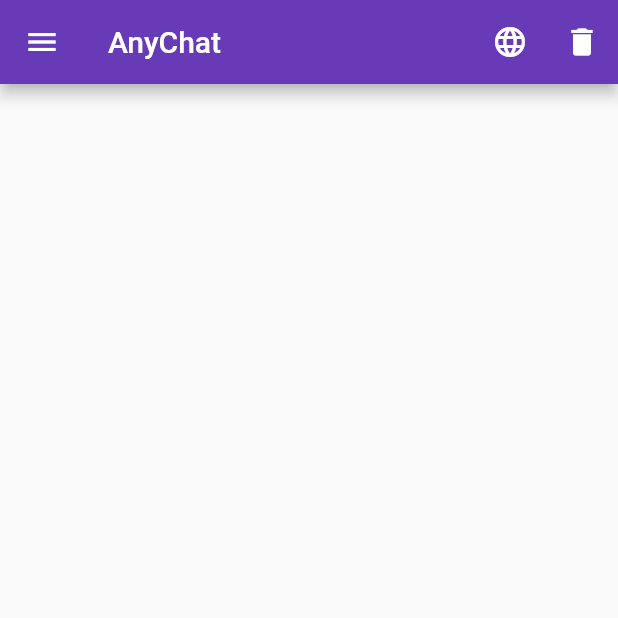
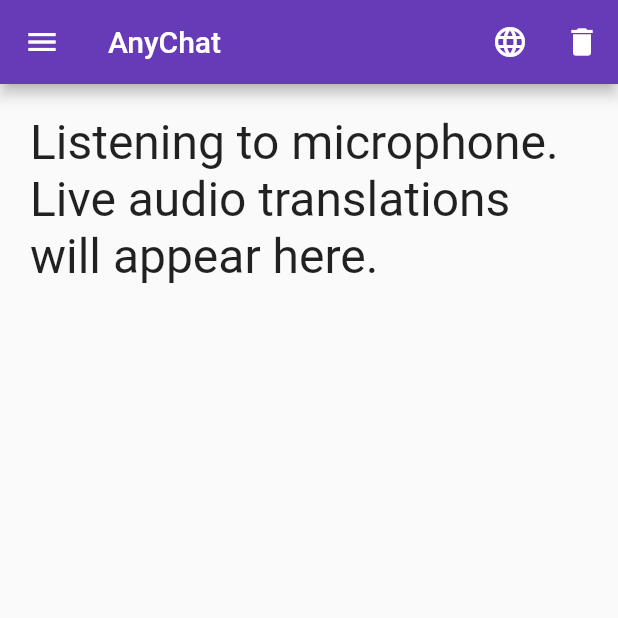
Before and after one commit to AdamTV/anychat, a Flutter app: the LiveTranslatorScreen screen opened by its route, on a phone screen of 412 x 824 dp, the top half of it. Run offline on Flutter 3.47's test engine with Material 2 defaults, Android fonts, the light colour scheme and no system bars; our stand-ins replace cloud_firestore, contacts_service, firebase_auth, firebase_core, firebase_storage, flutter_local_notifications and 9 more; missing offline and left inert: admob_flutter, agora_rtc_engine, devicelocale, flutter_facebook_login, flutter_twitter_login, google_speech and 1 more; accounts and stored records are empty; generated files the repository leaves out were written again.

Commit message:
live translator screen

```diff
--- a/lib/screens/live_translator_screen.dart
+++ b/lib/screens/live_translator_screen.dart
@@ -27,6 +27,13 @@ class _LiveTranslatorScreenState extends State<LiveTranslatorScreen> {
   String text = "";
 
   @override
+  void initState() {
+    // TODO: implement initState
+    super.initState();
+    text = "Listening to microphone. Live audio translations will appear here.";
+  }
+
+  @override
   Widget build(BuildContext context) {
     speechToText?.dispose();
     streamingRecognize();
@@ -50,7 +57,7 @@ class _LiveTranslatorScreenState extends State<LiveTranslatorScreen> {
                 tooltip: AppLocalizations.of(context).delete,
                 onPressed: () {
                   setState(() {
-                    text = "";
+                    text = "Listening to microphone. Live audio translations will appear here.";
                   });
                 })
           ],
```
Also changed, not shown: 1 other file.
